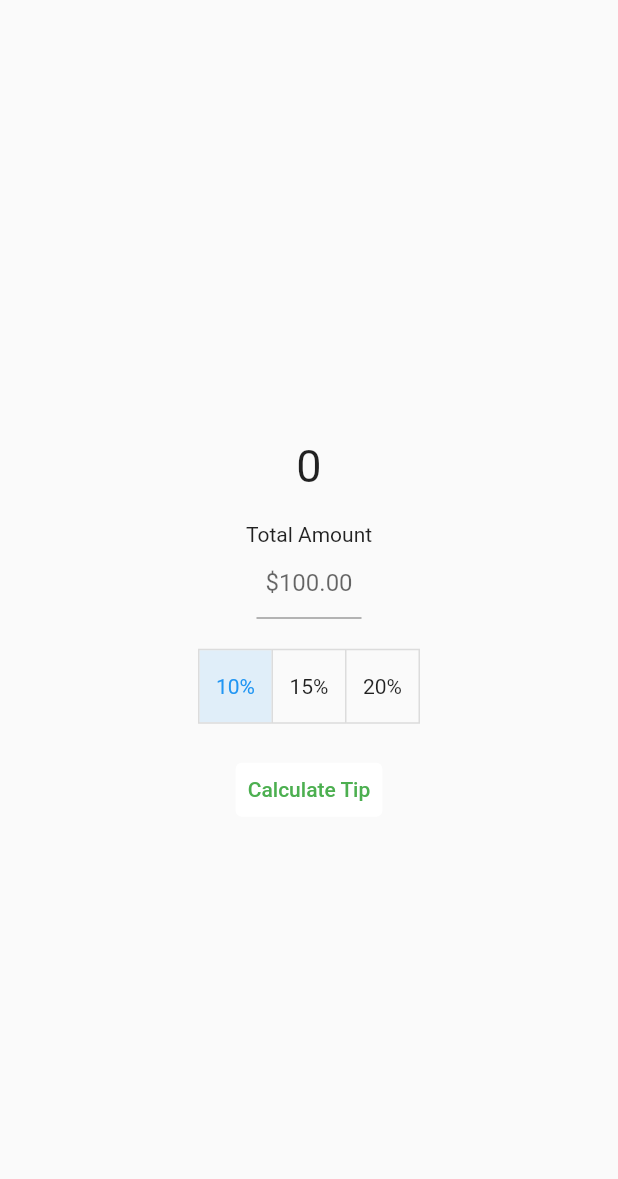
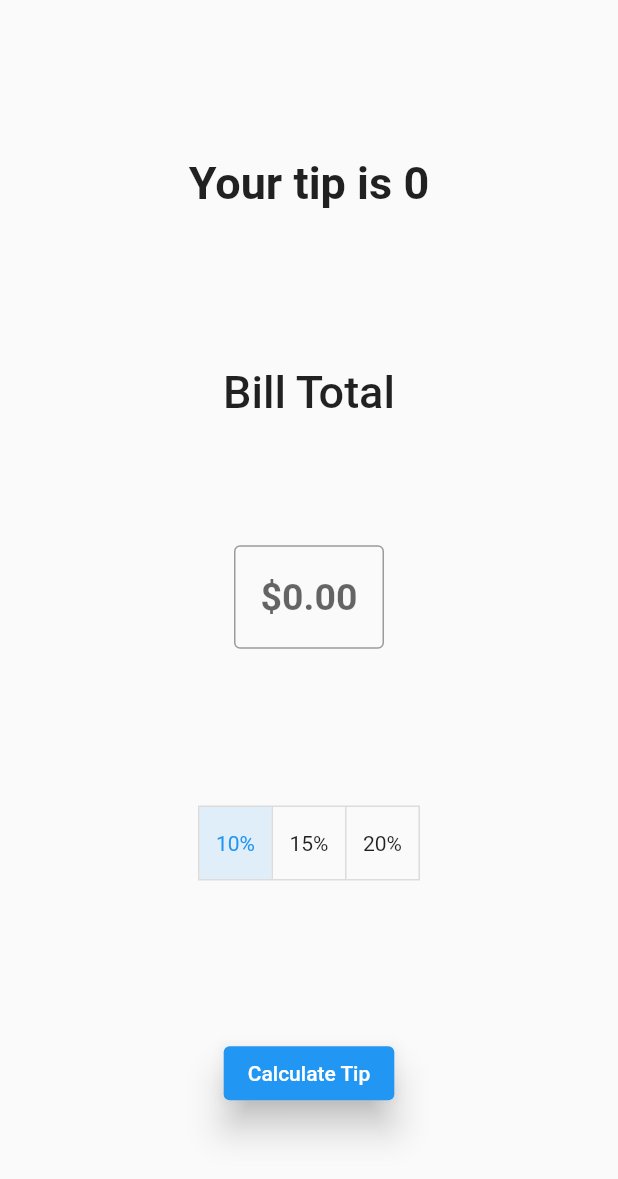
Before and after one commit to ivantrj/tip_calculator, a Flutter app: the screen it shows after launch, on a phone screen of 412 x 824 dp. Shown: the top 1179 px of the screen. Run offline on Flutter 3.47's test engine with Material 2 defaults, Android fonts, the phone set to English and light mode, and no system bars.

Commit message:
small fixes

```diff
--- a/lib/main.dart
+++ b/lib/main.dart
@@ -7,7 +7,6 @@ void main() {
 class MyApp extends StatelessWidget {
   const MyApp({Key? key}) : super(key: key);
 
-  // This widget is the root of your application.
   @override
   Widget build(BuildContext context) {
     return MaterialApp(
@@ -41,22 +40,32 @@ class _MyHomePageState extends State<MyHomePage> {
         home: Scaffold(
       body: Center(
         child: Column(
-          mainAxisAlignment: MainAxisAlignment.center,
+          mainAxisAlignment: MainAxisAlignment.spaceEvenly,
           children: [
             Padding(
               padding: const EdgeInsets.all(20),
               child: Text(
-                tip,
-                style: const TextStyle(fontSize: 30),
+                'Your tip is $tip',
+                style:
+                    const TextStyle(fontSize: 30, fontWeight: FontWeight.bold),
               ),
             ),
-            const Text('Total Amount'),
+            const Text(
+              'Bill Total',
+              style: TextStyle(fontSize: 30, fontWeight: FontWeight.w500),
+            ),
             SizedBox(
-              width: 70,
+              width: 100.0,
               child: TextField(
+                style:
+                    const TextStyle(fontWeight: FontWeight.w600, fontSize: 25),
                 controller: controller,
                 textAlign: TextAlign.center,
-                decoration: const InputDecoration(hintText: '\$100.00'),
+                // decoration: const InputDecoration(hintText: '\$0.00'),
+                decoration: const InputDecoration(
+                  border: OutlineInputBorder(),
+                  hintText: '\$0.00',
+                ),
                 keyboardType:
                     const TextInputType.numberWithOptions(decimal: true),
               ),
@@ -68,12 +77,10 @@ class _MyHomePageState extends State<MyHomePage> {
                   onPressed: updateSelection,
                   children: const [Text('10%'), Text('15%'), Text('20%')]),
             ),
-            TextButton(
+            ElevatedButton(
               onPressed: calculateTip,
-              style: TextButton.styleFrom(
-                primary: Colors.green,
-                backgroundColor: Colors.white,
-              ),
+              style: ElevatedButton.styleFrom(
+                  primary: Colors.blue, elevation: 10.0),
               child: const Text('Calculate Tip'),
             ),
           ],
```
